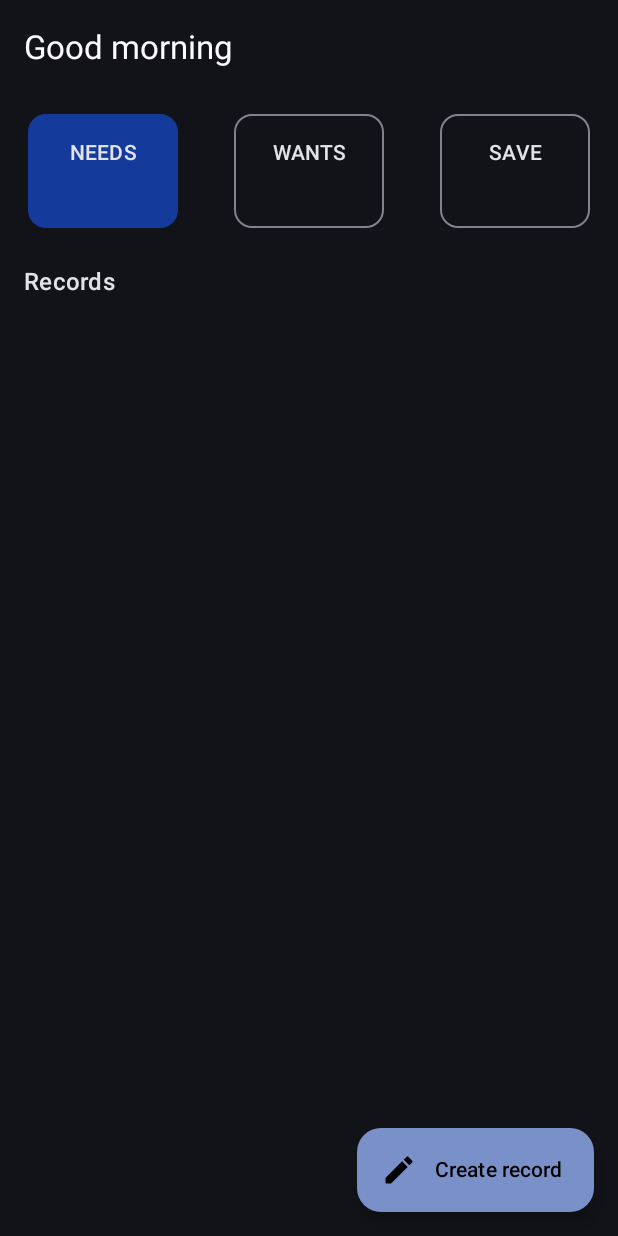
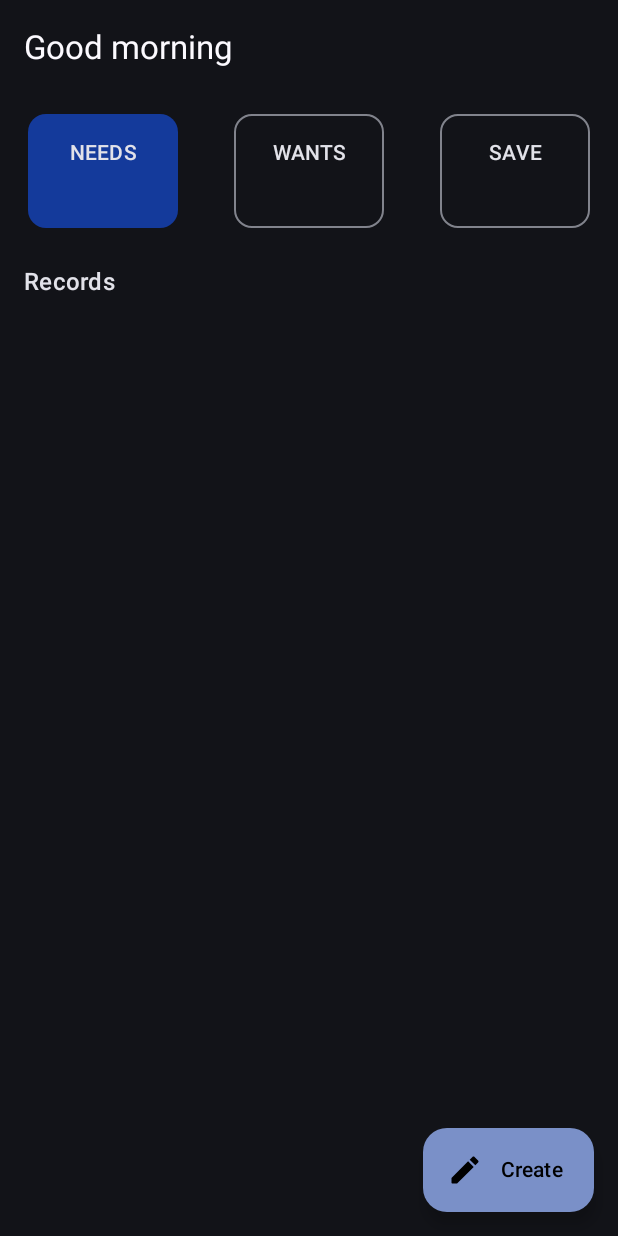
Before and after one commit to LeeWeeder/budget-rule, an Android app built with Jetpack Compose: the screen it shows after launch (MainActivity), on a phone screen of 412 x 824 dp. Run offline under Robolectric (Android 15) with nearby library versions, the phone set to English and light mode, and no system bars; our stand-ins replace Dagger/Hilt's generated code, Room's generated code.

Commit message:
Change FAB text from Create record to Create

```diff
--- a/app/src/main/java/com/ljmaq/budgetrule/features/record/presentation/records/RecordsScreen.kt
+++ b/app/src/main/java/com/ljmaq/budgetrule/features/record/presentation/records/RecordsScreen.kt
@@ -83,7 +83,7 @@ fun RecordScreen(
             floatingActionButton = {
                 ExtendedFloatingActionButton(
                     text = {
-                        Text(text = "Create record")
+                        Text(text = "Create")
                     },
                     icon = {
                         Icon(imageVector = Icons.Rounded.Create, contentDescription = "Create icon")
@@ -238,6 +238,15 @@ fun RecordScreen(
             }
         }
     }
-    if (dialogState.value.isAddRecordDialogOpen) AddRecordDialog(snackbarHostState = snackbarHostState, scope = scope)
-    if (dialogState.value.isEditRecordDialogOpen) viewModel.currentRecord?.let { EditRecordDialog(snackbarHostState = snackbarHostState, scope = scope, record = it) }
+    if (dialogState.value.isAddRecordDialogOpen) AddRecordDialog(
+        snackbarHostState = snackbarHostState,
+        scope = scope
+    )
+    if (dialogState.value.isEditRecordDialogOpen) viewModel.currentRecord?.let {
+        EditRecordDialog(
+            snackbarHostState = snackbarHostState,
+            scope = scope,
+            record = it
+        )
+    }
 }
```
